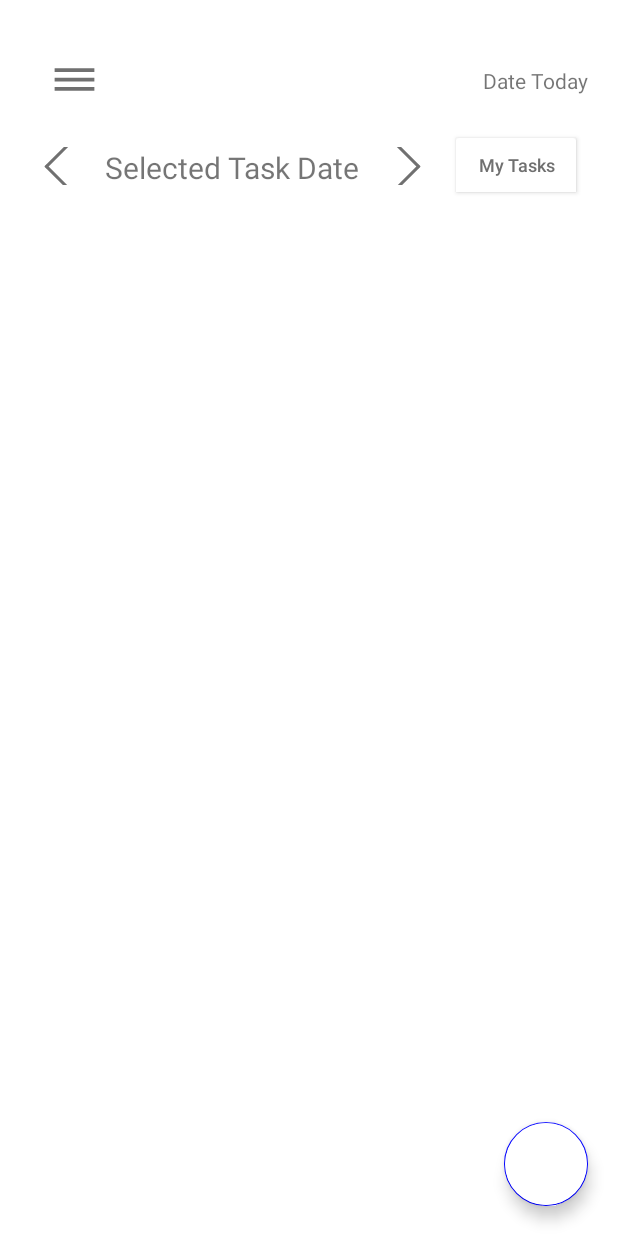
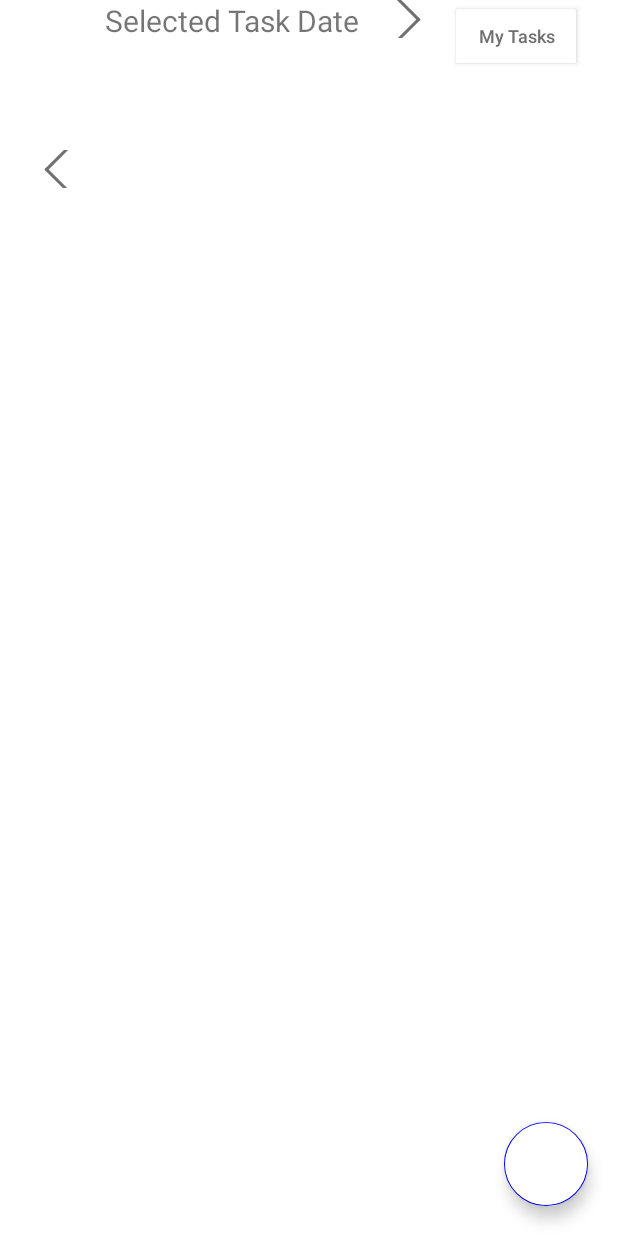
Before and after one commit to rsl081/CalendarProjectTeamLinKot, an Android app: the TaskActivity screen opened directly, with no data from a screen before it, on a phone screen of 412 x 824 dp. Run offline under Robolectric (Android 15) with nearby library versions, the phone set to English and light mode, and no system bars.

Commit message:
Jhie/ ActionBarDate

```diff
--- a/app/src/main/res/layout/activity_task.xml
+++ b/app/src/main/res/layout/activity_task.xml
@@ -28,36 +28,16 @@
         app:layout_constraintGuide_begin="20dp" />
 
     <ImageButton
-        android:id="@+id/ibMenuButtonTaskView"
-        android:layout_width="wrap_content"
-        android:layout_height="wrap_content"
-        android:layout_marginTop="8dp"
-        android:backgroundTint="@color/white"
-        android:contentDescription="@string/menu_button"
-        app:layout_constraintStart_toStartOf="@+id/guideline"
-        app:layout_constraintTop_toTopOf="@+id/guideline4"
-        app:srcCompat="@drawable/ic_baseline_menu_24" />
-
-    <TextView
-        android:id="@+id/textView5"
-        android:layout_width="wrap_content"
-        android:layout_height="wrap_content"
-        android:layout_marginTop="24dp"
-        android:text="@string/date_today"
-        app:layout_constraintEnd_toStartOf="@+id/guideline2"
-        app:layout_constraintTop_toTopOf="@+id/guideline4" />
-
-    <ImageButton
         android:id="@+id/imageView2"
         android:layout_width="wrap_content"
         android:layout_height="25sp"
         android:layout_marginStart="8dp"
-        android:layout_marginTop="20dp"
+        android:layout_marginTop="80dp"
         android:backgroundTint="@color/white"
         android:contentDescription="@string/left_arrow_button"
         app:layout_constraintHorizontal_chainStyle="spread"
         app:layout_constraintStart_toStartOf="@+id/guideline"
-        app:layout_constraintTop_toBottomOf="@+id/ibMenuButtonTaskView"
+        app:layout_constraintTop_toTopOf="@+id/guideline4"
         app:srcCompat="@drawable/left_arrow" />
 
     <TextView
@@ -65,39 +45,36 @@
         android:layout_width="wrap_content"
         android:layout_height="wrap_content"
         android:layout_marginStart="16dp"
-        android:layout_marginTop="20dp"
         android:text="@string/selected_task_date"
         android:textSize="20sp"
         app:layout_constraintStart_toEndOf="@+id/imageView2"
-        app:layout_constraintTop_toBottomOf="@+id/ibMenuButtonTaskView" />
+        tools:layout_editor_absoluteY="97dp" />
 
     <ImageButton
         android:id="@+id/imageButton2"
         android:layout_width="wrap_content"
         android:layout_height="25dp"
         android:layout_marginStart="16dp"
-        android:layout_marginTop="20dp"
         android:backgroundTint="@color/white"
         android:contentDescription="@string/right_arrow_button"
         app:layout_constraintStart_toEndOf="@+id/textView4"
-        app:layout_constraintTop_toBottomOf="@+id/ibMenuButtonTaskView"
-        app:srcCompat="@drawable/right_arrow" />
+        app:srcCompat="@drawable/right_arrow"
+        tools:layout_editor_absoluteY="97dp" />
 
     <ToggleButton
         android:id="@+id/toggleButton"
         android:layout_width="wrap_content"
         android:layout_height="wrap_content"
         android:layout_marginStart="13dp"
-        android:layout_marginTop="8dp"
         android:backgroundTint="@color/white"
+        android:textAllCaps="false"
+        android:textColor="@color/light_gray"
+        android:textOff="@string/toggle_button_off"
         android:textOn="@string/toggle_button_on"
-        android:textOff="@string/toggle_button_off"
-        android:textColor="@color/light_gray"
-        android:textAllCaps="false"
         android:textSize="12sp"
         app:layout_constraintEnd_toStartOf="@+id/guideline2"
         app:layout_constraintStart_toEndOf="@+id/imageButton2"
-        app:layout_constraintTop_toBottomOf="@+id/ibMenuButtonTaskView" />
+        tools:layout_editor_absoluteY="85dp" />
 
     <androidx.recyclerview.widget.RecyclerView
         android:layout_width="0dp"
--- a/app/src/main/res/values/dimens.xml
+++ b/app/src/main/res/values/dimens.xml
@@ -15,10 +15,4 @@
     <dimen name="nav_user_name_text_size">18sp</dimen>
     <dimen name="nav_image_circular_border_width">1dp</dimen>
 
-    <!--Overrides-->
-    <dimen name="design_navigation_padding_top_default" tools:override="true">200dp</dimen>
-    <dimen name="design_navigation_separator_vertical_padding" tools:override="true">0dp</dimen>
-    <dimen name="design_navigation_padding_bottom" tools:override="true">20dp</dimen>
-    <dimen name="design_navigation_icon_size" tools:override="true">20dp</dimen>
-    <dimen name="design_navigation_icon_padding" tools:override="true">12dp</dimen>
 </resources>
--- a/app/src/main/res/values/strings.xml
+++ b/app/src/main/res/values/strings.xml
@@ -43,4 +43,5 @@
     <string name="empty_string"> </string>
 
 
+
 </resources>
--- a/app/src/main/res/values/themes.xml
+++ b/app/src/main/res/values/themes.xml
@@ -15,7 +15,9 @@
     </style>
 
 
-    <style name="AppTheme.AppBarOverlay" parent="ThemeOverlay.AppCompat.Dark.ActionBar"></style>
+    <style name="AppTheme.AppBarOverlay" parent="ThemeOverlay.AppCompat.Dark.ActionBar">
+        <item name="android:textSize">12sp</item>
+    </style>
 
     <style name="AppTheme.PopupOverlay" parent="ThemeOverlay.AppCompat.Light"/>
 </resources>
```
Also changed, not shown: app/src/main/AndroidManifest.xml (+5 -6 lines), app/src/main/java/com/example/calendarprojectteamlinkot/view/BaseActivity.kt (+31 -0 lines), app/src/main/java/com/example/calendarprojectteamlinkot/view/DayActivity.kt (+8 -1 lines), app/src/main/java/com/example/calendarprojectteamlinkot/view/MainActivity.kt (+2 -20 lines), app/src/main/res/layout/activity_day.xml (+3 -8 lines), app/src/main/res/layout/app_bar_main.xml (+11 -1 lines).
